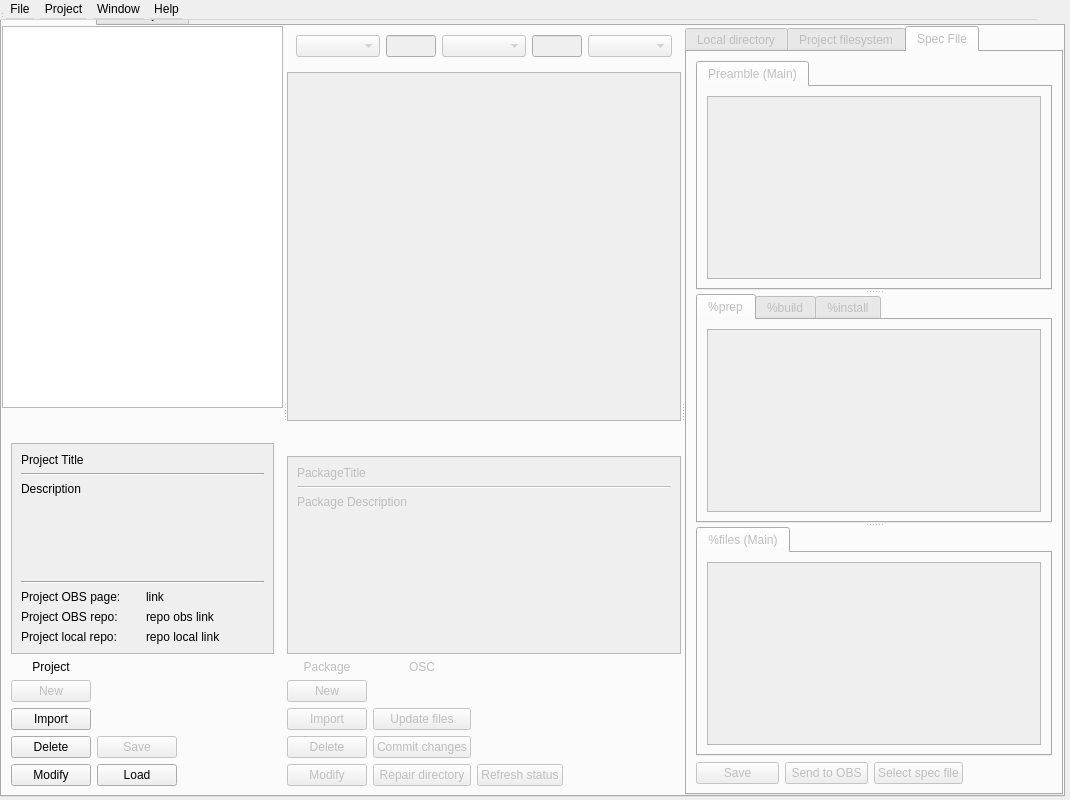
First picture: the form in src/ObsLightGui/ui/obsLightMain.ui, repository ronan22/obs-light, before the edit.
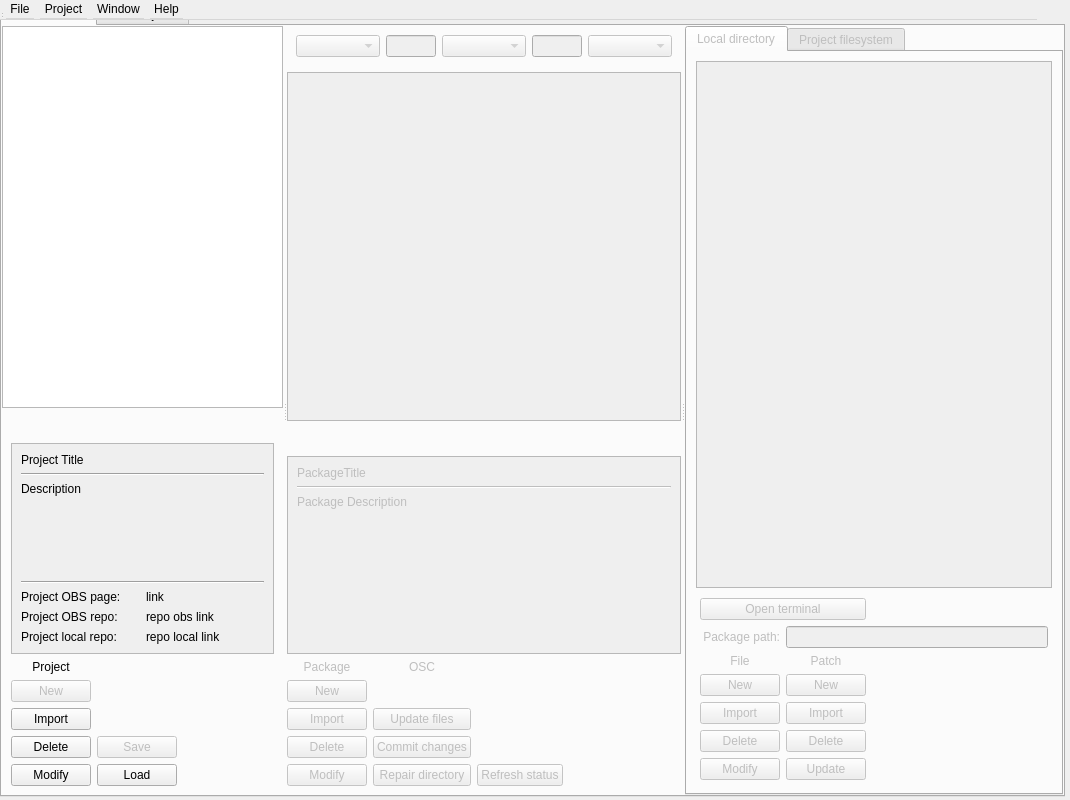
Second picture: the form after the edit. Icons and pictures are not drawn. Custom widgets are drawn as their Qt base class.

Commit message: - remove spec tab.

```diff
--- a/src/ObsLightGui/ui/obsLightMain.ui
+++ b/src/ObsLightGui/ui/obsLightMain.ui
@@ -354,7 +354,7 @@
                  </property>
                 </widget>
                </item>
-               <item row="0" column="0" colspan="3">
+               <item row="0" column="0">
                 <widget class="QLabel" name="projectLabelValue">
                  <property name="text">
                   <string/>
@@ -726,7 +726,7 @@
             </size>
            </property>
            <property name="currentIndex">
-            <number>2</number>
+            <number>0</number>
            </property>
            <widget class="QWidget" name="localDirectoryTab">
             <attribute name="title">
@@ -1183,106 +1183,6 @@
              </item>
             </layout>
            </widget>
-           <widget class="QWidget" name="specFileTab">
-            <attribute name="title">
-             <string>Spec File</string>
-            </attribute>
-            <layout class="QGridLayout" name="gridLayout_23">
-             <item row="0" column="0" colspan="4">
-              <widget class="QSplitter" name="splitter_6">
-               <property name="orientation">
-                <enum>Qt::Vertical</enum>
-               </property>
-               <widget class="QTabWidget" name="specPreambleTabWidget">
-                <property name="currentIndex">
-                 <number>0</number>
-                </property>
-                <widget class="QWidget" name="mainTab_2">
-                 <attribute name="title">
-                  <string>Preamble (Main)</string>
-                 </attribute>
-                 <layout class="QVBoxLayout" name="verticalLayout_5">
-                  <item>
-                   <widget class="QTextEdit" name="specPreambleTextEdit"/>
-                  </item>
-                 </layout>
-                </widget>
-               </widget>
-               <widget class="QTabWidget" name="specSectionsTabWidget">
-                <property name="currentIndex">
-                 <number>0</number>
-                </property>
-                <widget class="QWidget" name="prepTab">
-                 <attribute name="title">
-                  <string>%prep</string>
-                 </attribute>
-                 <layout class="QVBoxLayout" name="verticalLayout_6">
-                  <item>
-                   <widget class="QTextEdit" name="specSectionsPrepTextEdit"/>
-                  </item>
-                 </layout>
-                </widget>
-                <widget class="QWidget" name="buildTab">
-                 <attribute name="title">
-                  <string>%build</string>
-                 </attribute>
-                 <layout class="QVBoxLayout" name="verticalLayout_9">
-                  <item>
-                   <widget class="QTextEdit" name="specSectionsBuildTextEdit"/>
-                  </item>
-                 </layout>
-                </widget>
-                <widget class="QWidget" name="installTab">
-                 <attribute name="title">
-                  <string>%install</string>
-                 </attribute>
-                 <layout class="QVBoxLayout" name="verticalLayout_8">
-                  <item>
-                   <widget class="QTextEdit" name="specSectionsInstallTextEdit"/>
-                  </item>
-                 </layout>
-                </widget>
-               </widget>
-               <widget class="QTabWidget" name="specFileListTabWidget">
-                <property name="currentIndex">
-                 <number>0</number>
-                </property>
-                <widget class="QWidget" name="mainTab">
-                 <attribute name="title">
-                  <string>%files (Main)</string>
-                 </attribute>
-                 <layout class="QVBoxLayout" name="verticalLayout_7">
-                  <item>
-                   <widget class="QTextEdit" name="specFileListTextEdit"/>
-                  </item>
-                 </layout>
-                </widget>
-               </widget>
-              </widget>
-             </item>
-             <item row="1" column="0">
-              <widget class="QPushButton" name="saveSpecFileButton">
-               <property name="text">
-                <string>Save</string>
-               </property>
-              </widget>
-             </item>
-             <item row="1" column="2">
-              <widget class="QPushButton" name="selectSpecFileButton">
-               <property name="text">
-                <string>Select spec file</string>
-               </property>
-              </widget>
-             </item>
-             <item row="1" column="1">
-              <widget class="QPushButton" name="sendSpecFileToObsButton">
-               <property name="text">
-                <string>Send to OBS</string>
-               </property>
-              </widget>
-             </item>
-            </layout>
-           </widget>
           </widget>
          </widget>
         </item>
```
